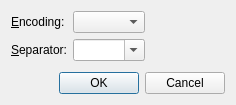
First picture: the form in src/gui/windows/CsvExportDialog.ui, repository Akaflieg/startkladde, before the edit.
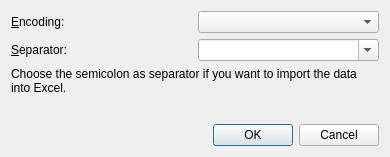
Second picture: the form after the edit. Custom widgets are drawn as their Qt base class.

Commit message: pdf export

What changed in the file:
```diff
--- a/src/gui/windows/CsvExportDialog.ui
+++ b/src/gui/windows/CsvExportDialog.ui
@@ -6,8 +6,8 @@
    <rect>
     <x>0</x>
     <y>0</y>
-    <width>236</width>
-    <height>105</height>
+    <width>390</width>
+    <height>157</height>
    </rect>
   </property>
   <property name="windowTitle">
@@ -16,6 +16,16 @@
   <layout class="QVBoxLayout" name="verticalLayout">
    <item>
     <layout class="QGridLayout" name="gridLayout">
+     <item row="2" column="0">
+      <widget class="QLabel" name="label_2">
+       <property name="text">
+        <string>&amp;Separator:</string>
+       </property>
+       <property name="buddy">
+        <cstring>separatorInput</cstring>
+       </property>
+      </widget>
+     </item>
      <item row="0" column="0">
       <widget class="QLabel" name="label">
        <property name="text">
@@ -26,41 +36,7 @@
        </property>
       </widget>
      </item>
-     <item row="0" column="1">
-      <layout class="QHBoxLayout" name="horizontalLayout">
-       <item>
-        <widget class="SkComboBox" name="charsetList">
-         <property name="toolTip">
-          <string>&lt;html&gt;The encoding (character set) for the saved file&lt;/html&gt;</string>
-         </property>
-        </widget>
-       </item>
-       <item>
-        <spacer name="horizontalSpacer_2">
-         <property name="orientation">
-          <enum>Qt::Horizontal</enum>
-         </property>
-         <property name="sizeHint" stdset="0">
-          <size>
-           <width>40</width>
-           <height>20</height>
-          </size>
-         </property>
-        </spacer>
-       </item>
-      </layout>
-     </item>
-     <item row="1" column="0">
-      <widget class="QLabel" name="label_2">
-       <property name="text">
-        <string>&amp;Separator:</string>
-       </property>
-       <property name="buddy">
-        <cstring>separatorInput</cstring>
-       </property>
-      </widget>
-     </item>
-     <item row="1" column="1">
+     <item row="2" column="1">
       <layout class="QHBoxLayout" name="horizontalLayout_2">
        <item>
         <widget class="QComboBox" name="separatorInput">
@@ -72,23 +48,31 @@
          </property>
         </widget>
        </item>
+      </layout>
+     </item>
+     <item row="0" column="1">
+      <layout class="QHBoxLayout" name="horizontalLayout">
        <item>
-        <spacer name="horizontalSpacer">
-         <property name="orientation">
-          <enum>Qt::Horizontal</enum>
+        <widget class="SkComboBox" name="charsetList">
+         <property name="toolTip">
+          <string>&lt;html&gt;The encoding (character set) for the saved file&lt;/html&gt;</string>
          </property>
-         <property name="sizeHint" stdset="0">
-          <size>
-           <width>40</width>
-           <height>20</height>
-          </size>
-         </property>
-        </spacer>
+        </widget>
        </item>
       </layout>
      </item>
     </layout>
    </item>
+   <item>
+    <widget class="QLabel" name="label_3">
+     <property name="text">
+      <string>Choose the semicolon as separator if you want to import the data into Excel.</string>
+     </property>
+     <property name="wordWrap">
+      <bool>true</bool>
+     </property>
+    </widget>
+   </item>
    <item>
     <spacer name="verticalSpacer">
      <property name="orientation">
```
The commit also changes 15 other files.
